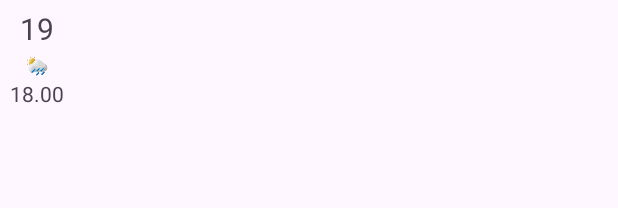
After one commit to Rawat-Senpai/WeatherApplication_Assignment, an Android app: the layout layout_temperature.xml on its own in the app's theme, with its tools: preview values and no code run, on a phone screen of 412 x 824 dp. The commit adds this screen. Shown: the top 208 px of the screen. Run offline under Robolectric (Android 15) with nearby library versions, the phone set to English and light mode, and no system bars.

Commit message:
ui is half done

```diff
--- /dev/null
+++ b/app/src/main/res/layout/layout_temperature.xml
@@ -0,0 +1,34 @@
+<?xml version="1.0" encoding="utf-8"?>
+<LinearLayout xmlns:android="http://schemas.android.com/apk/res/android"
+    android:layout_width="50dp"
+    android:layout_height="wrap_content"
+    xmlns:tools="http://schemas.android.com/tools"
+    android:orientation="vertical"
+    android:background="@android:color/transparent"
+    android:gravity="center_horizontal"
+    android:padding="5dp">
+
+    <TextView
+        android:id="@+id/temperature"
+        android:layout_width="wrap_content"
+        android:layout_height="wrap_content"
+        android:textSize="20sp"
+        tools:text="19"/>
+
+    <ImageView
+        android:layout_width="20dp"
+        android:layout_height="20dp"
+        tools:src="@drawable/cloud_rainy"
+        android:scaleType="fitXY"/>
+
+    <TextView
+        android:id="@+id/time"
+        android:layout_width="wrap_content"
+        android:layout_height="wrap_content"
+        tools:text="18.00"/>
+
+
+
+
+
+</LinearLayout>
```
Also changed, not shown: app/src/main/res/drawable/custom_progressbar.xml (added, +16 -0 lines), app/src/main/res/layout/fragment_home.xml (+68 -25 lines), app/src/main/res/drawable/cloud_rainy.png (added), app/src/main/res/drawable/rainy.png (added).
